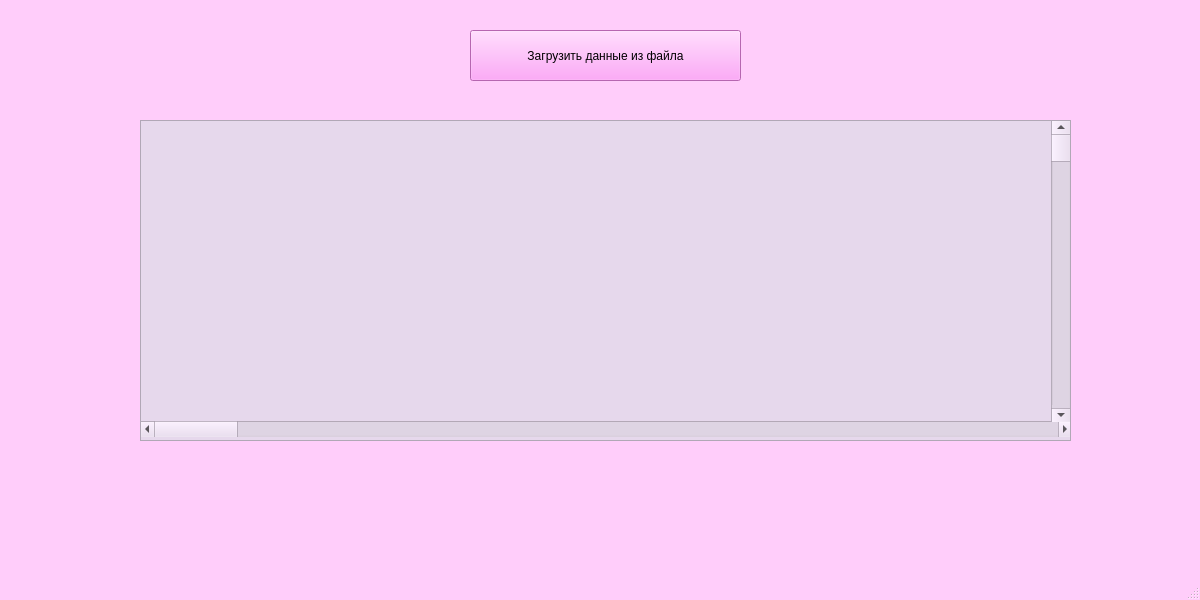
First picture: the form in mainwindow.ui, repository al1na-am1rova/Amirova_qt6, before the edit.
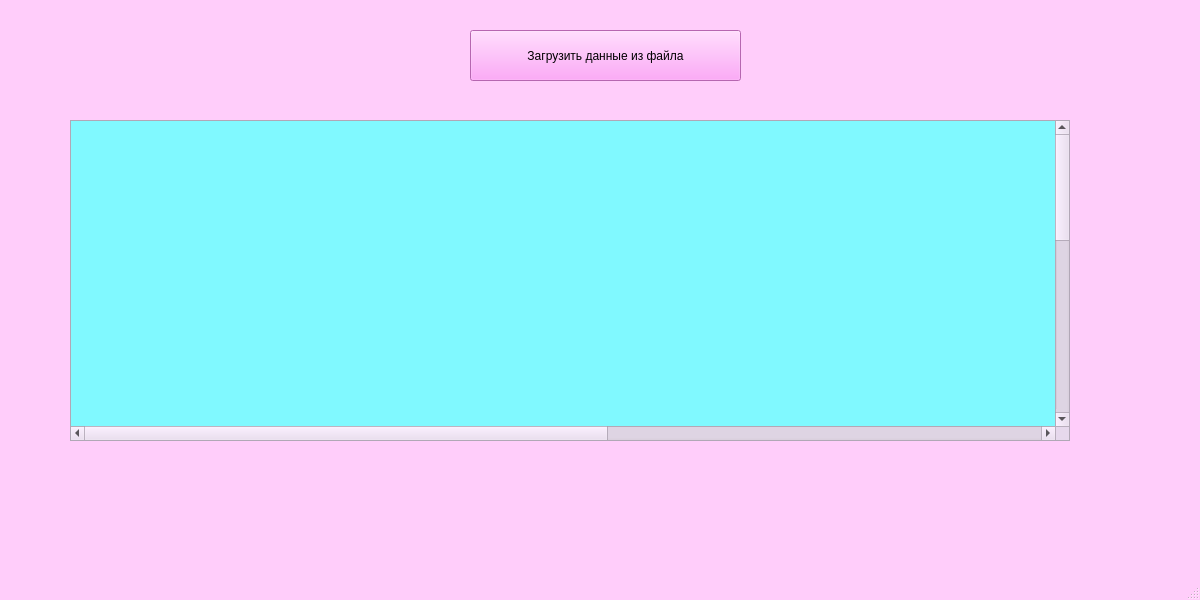
Second picture: the form after the edit. Custom widgets are drawn as their Qt base class.

```diff
--- a/mainwindow.ui
+++ b/mainwindow.ui
@@ -986,12 +986,18 @@
    <widget class="QScrollArea" name="scrollArea">
     <property name="geometry">
      <rect>
-      <x>140</x>
+      <x>70</x>
       <y>120</y>
-      <width>931</width>
+      <width>1000</width>
       <height>321</height>
      </rect>
     </property>
+    <property name="minimumSize">
+     <size>
+      <width>0</width>
+      <height>0</height>
+     </size>
+    </property>
     <property name="palette">
      <palette>
       <active>
@@ -1461,6 +1467,21 @@
       </disabled>
      </palette>
     </property>
+    <property name="focusPolicy">
+     <enum>Qt::FocusPolicy::StrongFocus</enum>
+    </property>
+    <property name="frameShape">
+     <enum>QFrame::Shape::StyledPanel</enum>
+    </property>
+    <property name="verticalScrollBarPolicy">
+     <enum>Qt::ScrollBarPolicy::ScrollBarAsNeeded</enum>
+    </property>
+    <property name="horizontalScrollBarPolicy">
+     <enum>Qt::ScrollBarPolicy::ScrollBarAsNeeded</enum>
+    </property>
+    <property name="sizeAdjustPolicy">
+     <enum>QAbstractScrollArea::SizeAdjustPolicy::AdjustToContents</enum>
+    </property>
     <property name="widgetResizable">
      <bool>true</bool>
     </property>
@@ -1469,48 +1490,19 @@
       <rect>
        <x>0</x>
        <y>0</y>
-       <width>929</width>
-       <height>319</height>
+       <width>1800</width>
+       <height>800</height>
       </rect>
      </property>
-     <widget class="QScrollBar" name="horizontalScrollBar">
-      <property name="geometry">
-       <rect>
-        <x>0</x>
-        <y>300</y>
-        <width>931</width>
-        <height>16</height>
-       </rect>
-      </property>
-      <property name="sizePolicy">
-       <sizepolicy hsizetype="Minimum" vsizetype="Fixed">
-        <horstretch>0</horstretch>
-        <verstretch>0</verstretch>
-       </sizepolicy>
-      </property>
-      <property name="maximumSize">
-       <size>
-        <width>1200</width>
-        <height>600</height>
-       </size>
-      </property>
-      <property name="orientation">
-       <enum>Qt::Orientation::Horizontal</enum>
-      </property>
-     </widget>
-     <widget class="QScrollBar" name="verticalScrollBar">
-      <property name="geometry">
-       <rect>
-        <x>910</x>
-        <y>0</y>
-        <width>20</width>
-        <height>301</height>
-       </rect>
-      </property>
-      <property name="orientation">
-       <enum>Qt::Orientation::Vertical</enum>
-      </property>
-     </widget>
+     <property name="minimumSize">
+      <size>
+       <width>1800</width>
+       <height>800</height>
+      </size>
+     </property>
+     <property name="styleSheet">
+      <string notr="true">background-color: rgb(128, 249, 255);</string>
+     </property>
     </widget>
    </widget>
   </widget>
```
